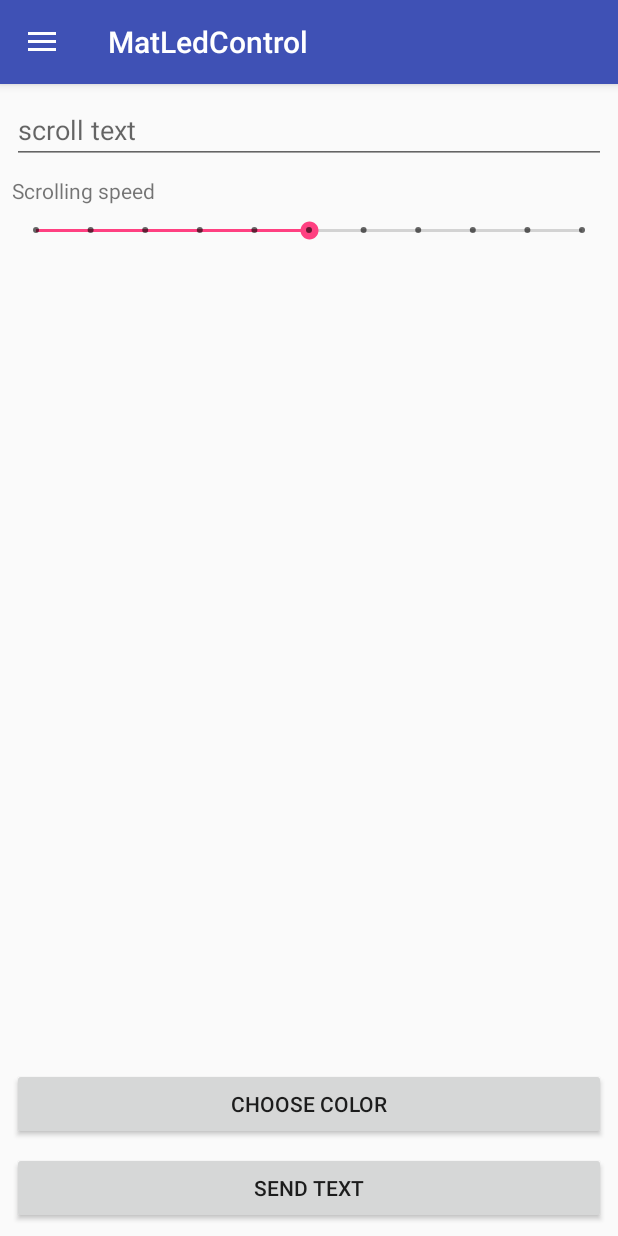
After one commit to enra64/iot-ledmatrix, an Android app: the fragment ScrollingTextFragment placed in its activity, on a phone screen of 412 x 824 dp. The commit adds this screen. Run offline under Robolectric (Android 15) with nearby library versions, the phone set to English and light mode, and no system bars; libraries missing offline, so code that uses them is left out: com.jraska.console, com.pavelsikun.vintagechroma; 2 statements that could not run were skipped.

Commit message:
added scrolling font custom script

```diff
--- a/client-android/MatLedControl/app/src/main/java/de/oerntec/matledcontrol/MainActivity.java
+++ b/client-android/MatLedControl/app/src/main/java/de/oerntec/matledcontrol/MainActivity.java
@@ -142,6 +142,10 @@ public class MainActivity extends AppCompatActivity
                 break;
             case R.id.log_viewer:
                 fragment = LogFragment.newInstance();
+                break;
+            case R.id.scrolling_text:
+                fragment = ScrollingTextFragment.newInstance();
+                break;
             default:
                 Log.w("ledmat:main", "unknown menu item clicked");
         }
--- /dev/null
+++ b/client-android/MatLedControl/app/src/main/java/de/oerntec/matledcontrol/ScrollingTextFragment.java
@@ -0,0 +1,169 @@
+package de.oerntec.matledcontrol;
+
+import android.content.Context;
+import android.graphics.Color;
+import android.net.Uri;
+import android.os.Bundle;
+import android.support.annotation.ColorInt;
+import android.support.v4.app.Fragment;
+import android.view.LayoutInflater;
+import android.view.View;
+import android.view.ViewGroup;
+import android.widget.Button;
+import android.widget.EditText;
+import android.widget.SeekBar;
+
+import com.jraska.console.Console;
+import com.pavelsikun.vintagechroma.ChromaDialog;
+import com.pavelsikun.vintagechroma.IndicatorMode;
+import com.pavelsikun.vintagechroma.OnColorSelectedListener;
+
+import org.json.JSONArray;
+import org.json.JSONException;
+import org.json.JSONObject;
+
+import de.oerntec.matledcontrol.networking.communication.MessageSender;
+import de.oerntec.matledcontrol.networking.communication.ScriptFragmentInterface;
+
+import static com.pavelsikun.vintagechroma.colormode.ColorMode.RGB;
+
+public class ScrollingTextFragment extends Fragment implements ScriptFragmentInterface, View.OnClickListener {
+    private MessageSender mMessageSender;
+    private ExceptionListener mExceptionListener;
+    private Button mSendTextButton;
+    private Button mChooseColorButton;
+    private SeekBar mSpeedSeekbar;
+    private EditText mTextEdit;
+
+    public ScrollingTextFragment() {
+        // Required empty public constructor
+    }
+
+    /**
+     * Use this factory method to create a new instance of
+     * this fragment using the provided parameters.
+     *
+     * @return A new instance of fragment ScrollingTextFragment.
+     */
+    public static ScrollingTextFragment newInstance() {
+        return new ScrollingTextFragment();
+    }
+
+    @Override
+    public void onCreate(Bundle savedInstanceState) {
+        super.onCreate(savedInstanceState);
+    }
+
+    @Override
+    public View onCreateView(LayoutInflater inflater, ViewGroup container,
+                             Bundle savedInstanceState) {
+        // Inflate the layout for this fragment
+        View v = inflater.inflate(R.layout.fragment_scrolling_text, container, false);
+        mSendTextButton = (Button) v.findViewById(R.id.fragment_scrolling_text_send_text_button);
+        mChooseColorButton = (Button) v.findViewById(R.id.fragment_scrolling_text_color_button);
+        mSpeedSeekbar = (SeekBar) v.findViewById(R.id.fragment_scrolling_text_seekbar);
+        mTextEdit = (EditText) v.findViewById(R.id.fragment_scrolling_text_text_edit);
+
+        mSendTextButton.setOnClickListener(this);
+        mChooseColorButton.setOnClickListener(new View.OnClickListener() {
+            @Override
+            public void onClick(View v) {
+                new ChromaDialog.Builder()
+                        .initialColor(Color.argb(255, 255, 255, 255))
+                        .colorMode(RGB)
+                        .indicatorMode(IndicatorMode.HEX)
+                        .onColorSelected(new OnColorSelectedListener() {
+                            @Override
+                            public void onColorSelected(@ColorInt int color) {
+                                JSONArray colorArray = new JSONArray();
+                                colorArray.put(Color.red(color));
+                                colorArray.put(Color.green(color));
+                                colorArray.put(Color.blue(color));
+                                try {
+                                    JSONObject response = new JSONObject();
+                                    response.put("command", "change_color");
+                                    response.put("color", colorArray);
+                                    mMessageSender.sendScriptData(response);
+                                } catch (JSONException e) {
+                                    e.printStackTrace();
+                                }
+                            }
+                        })
+                        .create()
+                        .show(getChildFragmentManager(), "ChromaDialog");
+            }
+        });
+
+        mSpeedSeekbar.setOnSeekBarChangeListener(new SeekBar.OnSeekBarChangeListener() {
+            @Override
+            public void onProgressChanged(SeekBar seekBar, int progress, boolean fromUser) {
+                ScrollingTextFragment.this.onSpeedChanged(progress);
+            }
+
+            @Override
+            public void onStartTrackingTouch(SeekBar seekBar) {
+            }
+
+            @Override
+            public void onStopTrackingTouch(SeekBar seekBar) {
+            }
+        });
+        return v;
+    }
+
+    private void onSpeedChanged(int speed) {
+        try {
+            JSONObject response = new JSONObject();
+            response.put("command", "change_speed");
+            response.put("speed", speed);
+            mMessageSender.sendScriptData(response);
+        } catch (JSONException e) {
+            e.printStackTrace();
+        }
+    }
+
+    @Override
+    public void onAttach(Context context) {
+        super.onAttach(context);
+        if (context instanceof MessageSender && context instanceof ExceptionListener) {
+            mMessageSender = (MessageSender) context;
+            mExceptionListener = (ExceptionListener) context;
+
+            Console.clear();
+        } else {
+            throw new RuntimeException(context.toString()
+                    + " must implement OnFragmentInteractionListener");
+        }
+    }
+
+    @Override
+    public void onDetach() {
+        super.onDetach();
+        mMessageSender = null;
+        mExceptionListener = null;
+    }
+
+    @Override
+    public String requestScript() {
+        return "_ScrollingText";
+    }
+
+    @Override
+    public void onMessage(JSONObject data) {
+
+    }
+
+    @Override
+    public void onClick(View v) {
+        if(v.getId() == R.id.fragment_scrolling_text_send_text_button){
+            try {
+                JSONObject response = new JSONObject();
+                response.put("command", "change_text");
+                response.put("text", mTextEdit.getText().toString());
+                mMessageSender.sendScriptData(response);
+            } catch (JSONException e) {
+                e.printStackTrace();
+            }
+        }
+    }
+}
--- a/client-android/MatLedControl/app/src/main/java/de/oerntec/matledcontrol/script_clients/AdministrationFragment.java
+++ b/client-android/MatLedControl/app/src/main/java/de/oerntec/matledcontrol/script_clients/AdministrationFragment.java
@@ -78,6 +78,7 @@ public class AdministrationFragment extends Fragment implements ScriptFragmentIn
     public void onDetach() {
         super.onDetach();
         mMessageSender = null;
+        mExceptionListener = null;
     }
 
     @Override
--- /dev/null
+++ b/client-android/MatLedControl/app/src/main/res/layout/fragment_scrolling_text.xml
@@ -0,0 +1,72 @@
+<android.support.constraint.ConstraintLayout xmlns:android="http://schemas.android.com/apk/res/android"
+    xmlns:app="http://schemas.android.com/apk/res-auto"
+    xmlns:tools="http://schemas.android.com/tools"
+    android:layout_width="match_parent"
+    android:layout_height="match_parent"
+    tools:context="de.oerntec.matledcontrol.ScrollingTextFragment">
+
+    <!-- TODO: Update blank fragment layout -->
+
+    <EditText
+        android:id="@+id/fragment_scrolling_text_text_edit"
+        android:layout_width="0dp"
+        android:layout_height="wrap_content"
+        android:layout_marginLeft="8dp"
+        android:layout_marginRight="8dp"
+        android:layout_marginTop="8dp"
+        android:ems="10"
+        android:hint="scroll text"
+        android:inputType="textPersonName"
+        app:layout_constraintLeft_toLeftOf="parent"
+        app:layout_constraintRight_toRightOf="parent"
+        app:layout_constraintTop_toTopOf="parent" />
+
+    <SeekBar
+        android:id="@+id/fragment_scrolling_text_seekbar"
+        style="@style/Widget.AppCompat.SeekBar.Discrete"
+        android:layout_width="0dp"
+        android:layout_height="wrap_content"
+        android:layout_marginLeft="8dp"
+        android:layout_marginRight="8dp"
+        android:layout_marginTop="8dp"
+        android:max="10"
+        android:progress="5"
+        app:layout_constraintLeft_toLeftOf="parent"
+        app:layout_constraintRight_toRightOf="parent"
+        app:layout_constraintTop_toBottomOf="@+id/textView2" />
+
+    <TextView
+        android:id="@+id/textView2"
+        android:layout_width="wrap_content"
+        android:layout_height="wrap_content"
+        android:layout_marginLeft="8dp"
+        android:layout_marginTop="8dp"
+        android:text="Scrolling speed"
+        app:layout_constraintLeft_toLeftOf="parent"
+        app:layout_constraintTop_toBottomOf="@+id/fragment_scrolling_text_text_edit" />
+
+    <Button
+        android:id="@+id/fragment_scrolling_text_color_button"
+        android:layout_width="0dp"
+        android:layout_height="wrap_content"
+        android:layout_marginBottom="8dp"
+        android:layout_marginLeft="8dp"
+        android:layout_marginRight="8dp"
+        android:text="choose color"
+        app:layout_constraintBottom_toTopOf="@+id/fragment_scrolling_text_send_text_button"
+        app:layout_constraintHorizontal_bias="0.0"
+        app:layout_constraintLeft_toLeftOf="parent"
+        app:layout_constraintRight_toRightOf="parent" />
+
+    <Button
+        android:id="@+id/fragment_scrolling_text_send_text_button"
+        android:layout_width="0dp"
+        android:layout_height="wrap_content"
+        android:layout_marginBottom="8dp"
+        android:layout_marginLeft="8dp"
+        android:layout_marginRight="8dp"
+        android:text="send text"
+        app:layout_constraintBottom_toBottomOf="parent"
+        app:layout_constraintLeft_toLeftOf="parent"
+        app:layout_constraintRight_toRightOf="parent" />
+</android.support.constraint.ConstraintLayout>
--- a/client-android/MatLedControl/app/src/main/res/menu/activity_main_drawer.xml
+++ b/client-android/MatLedControl/app/src/main/res/menu/activity_main_drawer.xml
@@ -8,6 +8,10 @@
         android:id="@+id/drawing"
         android:icon="@drawable/ic_drawing"
         android:title="@string/simple_drawing" />
+    <item
+        android:id="@+id/scrolling_text"
+        android:icon="@mipmap/ic_scrolling_text"
+        android:title="@string/scrolling_text" />
     <item
         android:id="@+id/camera"
         android:icon="@drawable/ic_menu_camera"
--- a/client-android/MatLedControl/app/src/main/res/values/strings.xml
+++ b/client-android/MatLedControl/app/src/main/res/values/strings.xml
@@ -39,4 +39,5 @@
     <string name="refresh">Refresh</string>
     <string name="view_matrix_log">View Matrix Log</string>
     <string name="shut_down_rpi">shut down RPI</string>
+    <string name="scrolling_text">Scrolling text</string>
 </resources>
--- a/client-android/MatLedControl/build.gradle
+++ b/client-android/MatLedControl/build.gradle
@@ -5,7 +5,7 @@ buildscript {
         jcenter()
     }
     dependencies {
-        classpath 'com.android.tools.build:gradle:2.3.0'
+        classpath 'com.android.tools.build:gradle:2.3.1'
 
         // NOTE: Do not place your application dependencies here; they belong
         // in the individual module build.gradle files
```
Also changed, not shown: client-android/MatLedControl/app/src/main/ic_scrolling_text-web.png (added), client-android/MatLedControl/app/src/main/res/mipmap-hdpi/ic_scrolling_text.png (added), client-android/MatLedControl/app/src/main/res/mipmap-mdpi/ic_scrolling_text.png (added), client-android/MatLedControl/app/src/main/res/mipmap-xhdpi/ic_scrolling_text.png (added), client-android/MatLedControl/app/src/main/res/mipmap-xxhdpi/ic_scrolling_text.png (added), client-android/MatLedControl/app/src/main/res/mipmap-xxxhdpi/ic_scrolling_text.png (added), 2 other files.
